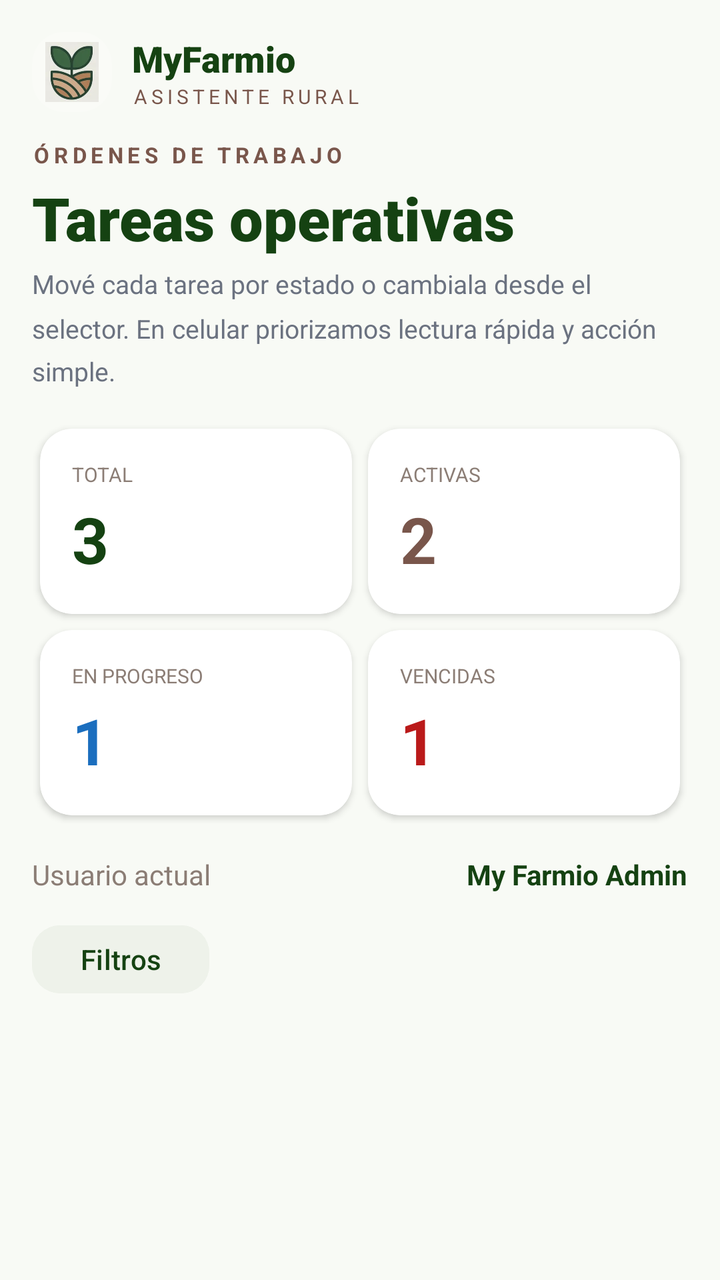
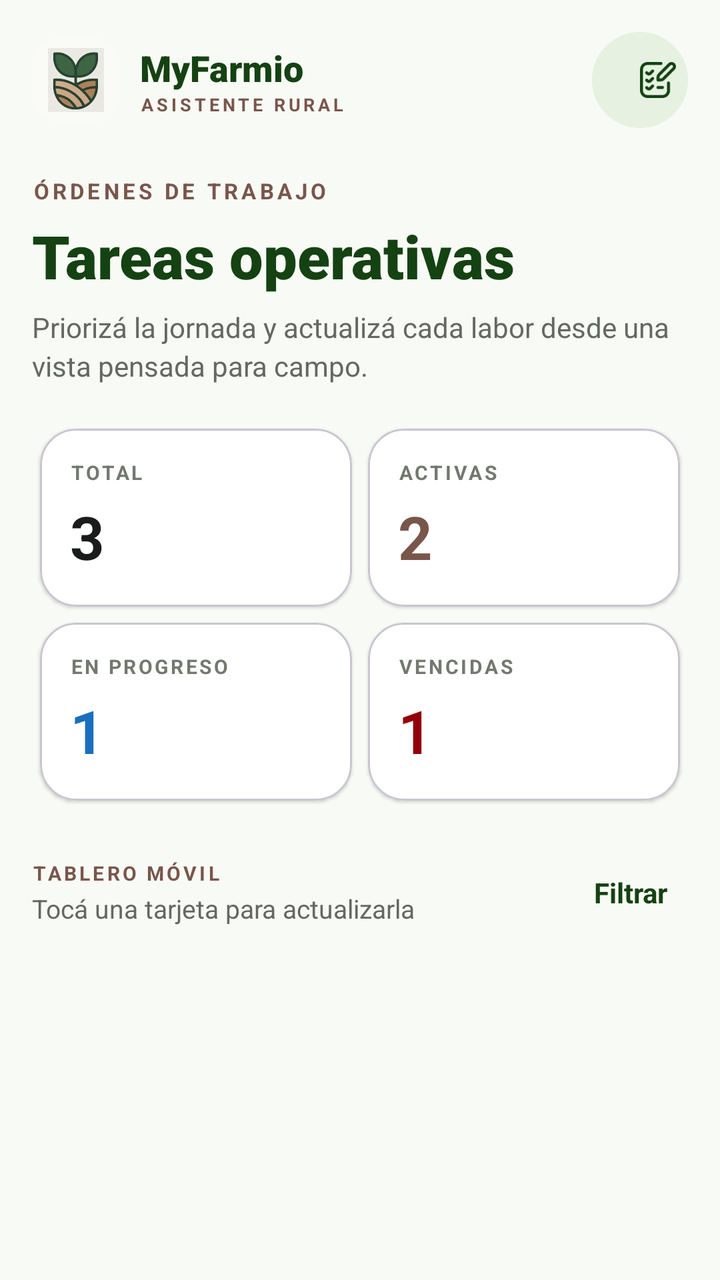

Two renders of the same Android screen: before a commit and after it. Below are the layout's source before the change and the commit's diff.
<!-- AndroidManifest.xml: application theme Theme.MyFarmio -->
<!-- res/layout/fragment_tasks.xml -->
<?xml version="1.0" encoding="utf-8"?>
<androidx.core.widget.NestedScrollView xmlns:android="http://schemas.android.com/apk/res/android"
    xmlns:app="http://schemas.android.com/apk/res-auto"
    android:layout_width="match_parent"
    android:layout_height="match_parent"
    android:background="#f8faf5"
    android:fillViewport="true">

    <LinearLayout
        android:layout_width="match_parent"
        android:layout_height="wrap_content"
        android:orientation="vertical"
        android:padding="16dp">

        <LinearLayout
            android:layout_width="match_parent"
            android:layout_height="wrap_content"
            android:orientation="horizontal"
            android:gravity="center_vertical"
            android:layout_marginBottom="14dp">

            <ImageView
                android:layout_width="40dp"
                android:layout_height="40dp"
                android:src="@drawable/logo_myfarmio"
                android:scaleType="fitCenter"
                android:background="@drawable/bg_logo_white"
                android:padding="5dp"
                android:contentDescription="@null" />

            <LinearLayout
                android:layout_width="wrap_content"
                android:layout_height="wrap_content"
                android:orientation="vertical"
                android:layout_marginStart="10dp">

                <TextView
                    android:layout_width="wrap_content"
                    android:layout_height="wrap_content"
                    android:text="@string/dashboard_brand_title"
                    android:textSize="18sp"
                    android:textColor="#154212"
                    android:textStyle="bold"
                    android:fontFamily="sans-serif-black" />

                <TextView
                    android:layout_width="wrap_content"
                    android:layout_height="wrap_content"
                    android:text="@string/brand_tagline"
                    android:textSize="10sp"
                    android:textAllCaps="true"
                    android:letterSpacing="0.2"
                    android:textColor="#79564b" />
            </LinearLayout>
        </LinearLayout>

        <TextView
            android:layout_width="wrap_content"
            android:layout_height="wrap_content"
            android:text="ÓRDENES DE TRABAJO"
            android:textSize="11sp"
            android:textAllCaps="true"
            android:letterSpacing="0.2"
            android:textColor="#79564b"
            android:textStyle="bold" />

        <TextView
            android:layout_width="match_parent"
            android:layout_height="wrap_content"
            android:text="@string/tasks_title"
            android:textSize="30sp"
            android:textColor="#154212"
            android:textStyle="bold"
            android:fontFamily="sans-serif-black"
            android:layout_marginTop="4dp" />

        <TextView
            android:layout_width="match_parent"
            android:layout_height="wrap_content"
            android:text="@string/tasks_subtitle"
            android:textSize="13sp"
            android:textColor="#6b7280"
            android:lineSpacingMultiplier="1.4"
            android:layout_marginTop="4dp" />

        <GridLayout
            android:layout_width="match_parent"
            android:layout_height="wrap_content"
            android:columnCount="2"
            android:useDefaultMargins="true"
            android:layout_marginTop="16dp">

            <androidx.cardview.widget.CardView
                android:layout_width="0dp"
                android:layout_height="wrap_content"
                android:layout_columnWeight="1"
                app:cardCornerRadius="16dp"
                app:cardElevation="2dp"
                app:cardBackgroundColor="#ffffff">
                <LinearLayout
                    android:layout_width="match_parent"
                    android:layout_height="wrap_content"
                    android:orientation="vertical"
                    android:padding="16dp">
                    <TextView android:layout_width="wrap_content" android:layout_height="wrap_content" android:text="Total" android:textAllCaps="true" android:textSize="10sp" android:textColor="#8b7d75"/>
                    <TextView android:layout_width="wrap_content" android:layout_height="wrap_content" android:text="3" android:textSize="32sp" android:textStyle="bold" android:textColor="#154212" android:layout_marginTop="4dp"/>
                </LinearLayout>
            </androidx.cardview.widget.CardView>

            <androidx.cardview.widget.CardView
                android:layout_width="0dp"
                android:layout_height="wrap_content"
                android:layout_columnWeight="1"
                app:cardCornerRadius="16dp"
                app:cardElevation="2dp"
                app:cardBackgroundColor="#ffffff">
                <LinearLayout
                    android:layout_width="match_parent"
                    android:layout_height="wrap_content"
                    android:orientation="vertical"
                    android:padding="16dp">
                    <TextView android:layout_width="wrap_content" android:layout_height="wrap_content" android:text="Activas" android:textAllCaps="true" android:textSize="10sp" android:textColor="#8b7d75"/>
                    <TextView android:layout_width="wrap_content" android:layout_height="wrap_content" android:text="2" android:textSize="32sp" android:textStyle="bold" android:textColor="#79564b" android:layout_marginTop="4dp"/>
                </LinearLayout>
            </androidx.cardview.widget.CardView>

            <androidx.cardview.widget.CardView
                android:layout_width="0dp"
                android:layout_height="wrap_content"
                android:layout_columnWeight="1"
                app:cardCornerRadius="16dp"
                app:cardElevation="2dp"
                app:cardBackgroundColor="#ffffff">
                <LinearLayout
                    android:layout_width="match_parent"
                    android:layout_height="wrap_content"
                    android:orientation="vertical"
                    android:padding="16dp">
                    <TextView android:layout_width="wrap_content" android:layout_height="wrap_content" android:text="En progreso" android:textAllCaps="true" android:textSize="10sp" android:textColor="#8b7d75"/>
                    <TextView android:layout_width="wrap_content" android:layout_height="wrap_content" android:text="1" android:textSize="32sp" android:textStyle="bold" android:textColor="#1b6ebe" android:layout_marginTop="4dp"/>
                </LinearLayout>
            </androidx.cardview.widget.CardView>

            <androidx.cardview.widget.CardView
                android:layout_width="0dp"
                android:layout_height="wrap_content"
                android:layout_columnWeight="1"
                app:cardCornerRadius="16dp"
                app:cardElevation="2dp"
                app:cardBackgroundColor="#ffffff">
                <LinearLayout
                    android:layout_width="match_parent"
                    android:layout_height="wrap_content"
                    android:orientation="vertical"
                    android:padding="16dp">
                    <TextView android:layout_width="wrap_content" android:layout_height="wrap_content" android:text="Vencidas" android:textAllCaps="true" android:textSize="10sp" android:textColor="#8b7d75"/>
                    <TextView android:layout_width="wrap_content" android:layout_height="wrap_content" android:text="1" android:textSize="32sp" android:textStyle="bold" android:textColor="#ba1a1a" android:layout_marginTop="4dp"/>
                </LinearLayout>
            </androidx.cardview.widget.CardView>
        </GridLayout>

        <LinearLayout
            android:layout_width="match_parent"
            android:layout_height="wrap_content"
            android:orientation="horizontal"
            android:gravity="center_vertical"
            android:layout_marginTop="16dp">

            <TextView
                android:layout_width="0dp"
                android:layout_height="wrap_content"
                android:layout_weight="1"
                android:text="@string/tasks_current_user"
                android:textColor="#8b7d75" />

            <TextView
                android:layout_width="wrap_content"
                android:layout_height="wrap_content"
                android:text="My Farmio Admin"
                android:textStyle="bold"
                android:textColor="#154212" />
        </LinearLayout>

        <com.google.android.material.button.MaterialButton
            android:id="@+id/btn_tasks_filter"
            android:layout_width="wrap_content"
            android:layout_height="42dp"
            android:layout_marginTop="12dp"
            android:text="@string/tasks_filters"
            android:textAllCaps="false"
            app:cornerRadius="14dp"
            android:backgroundTint="#eef2ea"
            android:textColor="#154212" />

        <LinearLayout
            android:id="@+id/ll_tasks_container"
            android:layout_width="match_parent"
            android:layout_height="wrap_content"
            android:orientation="vertical"
            android:layout_marginTop="12dp" />

    </LinearLayout>

</androidx.core.widget.NestedScrollView>
<!-- resources referenced by this layout -->
<resources>
  <!-- drawable bg_logo_white (drawable) -->
  <?xml version="1.0" encoding="utf-8"?>
  <shape xmlns:android="http://schemas.android.com/apk/res/android" android:shape="rectangle">
      <solid android:color="#33FFFFFF" />
      <corners android:radius="16dp" />
  </shape>
  <string name="brand_tagline">Asistente rural</string>
  <string name="dashboard_brand_title">MyFarmio</string>
  <string name="tasks_current_user">Usuario actual</string>
  <string name="tasks_filters">Filtros</string>
  <string name="tasks_subtitle">Mové cada tarea por estado o cambiala desde el selector. En celular priorizamos lectura rápida y acción simple.</string>
  <string name="tasks_title">Tareas operativas</string>
  <style name="Base.Theme.MyFarmio" parent="Theme.Material3.Light.NoActionBar">
          
          
      </style>
  <color name="primary">#154212</color>
  <color name="on_primary">#FFFFFF</color>
  <color name="primary_container">#2D5A27</color>
  <color name="on_primary_container">#9DD090</color>
  <color name="secondary">#79564B</color>
  <color name="on_secondary">#FFFFFF</color>
  <color name="secondary_container">#FED0C1</color>
  <color name="on_secondary_container">#79574C</color>
  <color name="tertiary">#253F17</color>
  <color name="on_tertiary">#FFFFFF</color>
  <color name="error">#BA1A1A</color>
  <color name="on_error">#FFFFFF</color>
  <color name="background">#F8FAF5</color>
  <color name="surface">#F8FAF5</color>
  <color name="on_surface">#191C1A</color>
  <color name="surface_variant">#E1E3DE</color>
  <color name="on_surface_variant">#42493E</color>
  <color name="outline">#72796E</color>
  <color name="surface_container_low">#F2F4EF</color>
  <style name="TextAppearance.MyFarmio.DisplayLarge" parent="TextAppearance.Material3.DisplayLarge">
          <item name="android:fontFamily">sans-serif-medium</item>
          <item name="android:textSize">28sp</item>
          <item name="android:textColor">@color/on_background</item>
      </style>
  <style name="TextAppearance.MyFarmio.HeadlineMedium" parent="TextAppearance.Material3.HeadlineMedium">
          <item name="android:fontFamily">sans-serif-medium</item>
          <item name="android:textSize">20sp</item>
          <item name="android:textColor">@color/on_surface</item>
      </style>
  <style name="TextAppearance.MyFarmio.TitleLarge" parent="TextAppearance.Material3.TitleLarge">
          <item name="android:fontFamily">sans-serif-medium</item>
          <item name="android:textSize">16sp</item>
          <item name="android:textColor">@color/on_surface</item>
      </style>
  <style name="TextAppearance.MyFarmio.BodyMedium" parent="TextAppearance.Material3.BodyMedium">
          <item name="android:fontFamily">sans-serif</item>
          <item name="android:textSize">14sp</item>
          <item name="android:textColor">@color/on_surface</item>
      </style>
  <style name="TextAppearance.MyFarmio.LabelMedium" parent="TextAppearance.Material3.LabelMedium">
          <item name="android:fontFamily">sans-serif</item>
          <item name="android:textSize">12sp</item>
          <item name="android:textColor">@color/on_surface_variant</item>
      </style>
  <color name="on_background">#191C1A</color>
  <!-- unchanged entries left out for length: 2 -->
</resources>

<!-- the commit's change to res/layout/fragment_tasks.xml (unified diff, before → after) -->
@@ -3,202 +3,41 @@
     xmlns:app="http://schemas.android.com/apk/res-auto"
     android:layout_width="match_parent"
     android:layout_height="match_parent"
-    android:background="#f8faf5"
+    android:background="#F8FAF5"
     android:fillViewport="true">
 
     <LinearLayout
         android:layout_width="match_parent"
         android:layout_height="wrap_content"
         android:orientation="vertical"
-        android:padding="16dp">
+        android:padding="16dp"
+        android:paddingBottom="32dp">
 
-        <LinearLayout
-            android:layout_width="match_parent"
-            android:layout_height="wrap_content"
-            android:orientation="horizontal"
-            android:gravity="center_vertical"
-            android:layout_marginBottom="14dp">
-
-            <ImageView
-                android:layout_width="40dp"
-                android:layout_height="40dp"
-                android:src="@drawable/logo_myfarmio"
-                android:scaleType="fitCenter"
-                android:background="@drawable/bg_logo_white"
-                android:padding="5dp"
-                android:contentDescription="@null" />
-
-            <LinearLayout
-                android:layout_width="wrap_content"
-                android:layout_height="wrap_content"
-                android:orientation="vertical"
-                android:layout_marginStart="10dp">
-
-                <TextView
-                    android:layout_width="wrap_content"
-                    android:layout_height="wrap_content"
-                    android:text="@string/dashboard_brand_title"
-                    android:textSize="18sp"
-                    android:textColor="#154212"
-                    android:textStyle="bold"
-                    android:fontFamily="sans-serif-black" />
-
-                <TextView
-                    android:layout_width="wrap_content"
-                    android:layout_height="wrap_content"
-                    android:text="@string/brand_tagline"
-                    android:textSize="10sp"
-                    android:textAllCaps="true"
-                    android:letterSpacing="0.2"
-                    android:textColor="#79564b" />
+        <LinearLayout android:layout_width="match_parent" android:layout_height="wrap_content" android:gravity="center_vertical">
+            <ImageView android:layout_width="44dp" android:layout_height="44dp" android:background="@drawable/bg_logo_white" android:padding="6dp" android:src="@drawable/logo_myfarmio" android:contentDescription="@null" />
+            <LinearLayout android:layout_width="0dp" android:layout_height="wrap_content" android:layout_weight="1" android:layout_marginStart="10dp" android:orientation="vertical">
+                <TextView android:layout_width="wrap_content" android:layout_height="wrap_content" android:text="MyFarmio" android:textColor="#154212" android:textSize="18sp" android:textStyle="bold" android:fontFamily="sans-serif-black" />
+                <TextView android:layout_width="wrap_content" android:layout_height="wrap_content" android:text="ASISTENTE RURAL" android:textColor="#79564B" android:textSize="9sp" android:textStyle="bold" android:letterSpacing="0.18" />
             </LinearLayout>
+            <com.google.android.material.button.MaterialButton android:id="@+id/btn_tasks_filter" android:layout_width="48dp" android:layout_height="48dp" android:text="" android:contentDescription="Filtrar tareas" android:insetTop="0dp" android:insetBottom="0dp" android:backgroundTint="#E6F1E1" app:cornerRadius="24dp" app:icon="@drawable/ic_lista_tareas" app:iconTint="#154212" />
         </LinearLayout>
 
-        <TextView
-            android:layout_width="wrap_content"
-            android:layout_height="wrap_content"
-            android:text="ÓRDENES DE TRABAJO"
-            android:textSize="11sp"
-            android:textAllCaps="true"
-            android:letterSpacing="0.2"
-            android:textColor="#79564b"
-            android:textStyle="bold" />
+        <TextView android:layout_width="wrap_content" android:layout_height="wrap_content" android:layout_marginTop="24dp" android:text="ÓRDENES DE TRABAJO" android:textColor="#79564B" android:textSize="11sp" android:textStyle="bold" android:letterSpacing="0.16" />
+        <TextView android:layout_width="match_parent" android:layout_height="wrap_content" android:layout_marginTop="5dp" android:text="Tareas operativas" android:textColor="#154212" android:textSize="30sp" android:textStyle="bold" android:fontFamily="sans-serif-black" />
+        <TextView android:layout_width="match_parent" android:layout_height="wrap_content" android:layout_marginTop="6dp" android:text="Priorizá la jornada y actualizá cada labor desde una vista pensada para campo." android:textColor="#646862" android:textSize="14sp" android:lineSpacingExtra="3dp" />
 
-        <TextView
-            android:layout_width="match_parent"
-            android:layout_height="wrap_content"
-            android:text="@string/tasks_title"
-            android:textSize="30sp"
-            android:textColor="#154212"
-            android:textStyle="bold"
-            android:fontFamily="sans-serif-black"
-            android:layout_marginTop="4dp" />
-
-        <TextView
-            android:layout_width="match_parent"
-            android:layout_height="wrap_content"
-            android:text="@string/tasks_subtitle"
-            android:textSize="13sp"
-            android:textColor="#6b7280"
-            android:lineSpacingMultiplier="1.4"
-            android:layout_marginTop="4dp" />
-
-        <GridLayout
-            android:layout_width="match_parent"
-            android:layout_height="wrap_content"
-            android:columnCount="2"
-            android:useDefaultMargins="true"
-            android:layout_marginTop="16dp">
-
-            <androidx.cardview.widget.CardView
-                android:layout_width="0dp"
-                android:layout_height="wrap_content"
-                android:layout_columnWeight="1"
-                app:cardCornerRadius="16dp"
-                app:cardElevation="2dp"
-                app:cardBackgroundColor="#ffffff">
-                <LinearLayout
-                    android:layout_width="match_parent"
-                    android:layout_height="wrap_content"
-                    android:orientation="vertical"
-                    android:padding="16dp">
-                    <TextView android:layout_width="wrap_content" android:layout_height="wrap_content" android:text="Total" android:textAllCaps="true" android:textSize="10sp" android:textColor="#8b7d75"/>
-                    <TextView android:layout_width="wrap_content" android:layout_height="wrap_content" android:text="3" android:textSize="32sp" android:textStyle="bold" android:textColor="#154212" android:layout_marginTop="4dp"/>
-                </LinearLayout>
-            </androidx.cardview.widget.CardView>
-
-            <androidx.cardview.widget.CardView
-                android:layout_width="0dp"
-                android:layout_height="wrap_content"
-                android:layout_columnWeight="1"
-                app:cardCornerRadius="16dp"
-                app:cardElevation="2dp"
-                app:cardBackgroundColor="#ffffff">
-                <LinearLayout
-                    android:layout_width="match_parent"
-                    android:layout_height="wrap_content"
-                    android:orientation="vertical"
-                    android:padding="16dp">
-                    <TextView android:layout_width="wrap_content" android:layout_height="wrap_content" android:text="Activas" android:textAllCaps="true" android:textSize="10sp" android:textColor="#8b7d75"/>
-                    <TextView android:layout_width="wrap_content" android:layout_height="wrap_content" android:text="2" android:textSize="32sp" android:textStyle="bold" android:textColor="#79564b" android:layout_marginTop="4dp"/>
-                </LinearLayout>
-            </androidx.cardview.widget.CardView>
-
-            <androidx.cardview.widget.CardView
-                android:layout_width="0dp"
-                android:layout_height="wrap_content"
-                android:layout_columnWeight="1"
-                app:cardCornerRadius="16dp"
-                app:cardElevation="2dp"
-                app:cardBackgroundColor="#ffffff">
-                <LinearLayout
-                    android:layout_width="match_parent"
-                    android:layout_height="wrap_content"
-                    android:orientation="vertical"
-                    android:padding="16dp">
-                    <TextView android:layout_width="wrap_content" android:layout_height="wrap_content" android:text="En progreso" android:textAllCaps="true" android:textSize="10sp" android:textColor="#8b7d75"/>
-                    <TextView android:layout_width="wrap_content" android:layout_height="wrap_content" android:text="1" android:textSize="32sp" android:textStyle="bold" android:textColor="#1b6ebe" android:layout_marginTop="4dp"/>
-                </LinearLayout>
-            </androidx.cardview.widget.CardView>
-
-            <androidx.cardview.widget.CardView
-                android:layout_width="0dp"
-                android:layout_height="wrap_content"
-                android:layout_columnWeight="1"
-                app:cardCornerRadius="16dp"
-                app:cardElevation="2dp"
-                app:cardBackgroundColor="#ffffff">
-                <LinearLayout
-                    android:layout_width="match_parent"
-                    android:layout_height="wrap_content"
-                    android:orientation="vertical"
-                    android:padding="16dp">
-                    <TextView android:layout_width="wrap_content" android:layout_height="wrap_content" android:text="Vencidas" android:textAllCaps="true" android:textSize="10sp" android:textColor="#8b7d75"/>
-                    <TextView android:layout_width="wrap_content" android:layout_height="wrap_content" android:text="1" android:textSize="32sp" android:textStyle="bold" android:textColor="#ba1a1a" android:layout_marginTop="4dp"/>
-                </LinearLayout>
-            </androidx.cardview.widget.CardView>
+        <GridLayout android:layout_width="match_parent" android:layout_height="wrap_content" android:layout_marginTop="18dp" android:columnCount="2" android:useDefaultMargins="true">
+            <com.google.android.material.card.MaterialCardView android:layout_width="0dp" android:layout_height="wrap_content" android:layout_columnWeight="1" app:cardBackgroundColor="#FFFFFF" app:cardCornerRadius="18dp" app:cardElevation="1dp"><LinearLayout android:layout_width="match_parent" android:layout_height="wrap_content" android:padding="15dp" android:orientation="vertical"><TextView android:layout_width="wrap_content" android:layout_height="wrap_content" android:text="TOTAL" android:textColor="#72796E" android:textSize="10sp" android:textStyle="bold" android:letterSpacing="0.12"/><TextView android:layout_width="wrap_content" android:layout_height="wrap_content" android:layout_marginTop="5dp" android:text="3" android:textColor="#191C1A" android:textSize="30sp" android:textStyle="bold" /></LinearLayout></com.google.android.material.card.MaterialCardView>
+            <com.google.android.material.card.MaterialCardView android:layout_width="0dp" android:layout_height="wrap_content" android:layout_columnWeight="1" app:cardBackgroundColor="#FFFFFF" app:cardCornerRadius="18dp" app:cardElevation="1dp"><LinearLayout android:layout_width="match_parent" android:layout_height="wrap_content" android:padding="15dp" android:orientation="vertical"><TextView android:layout_width="wrap_content" android:layout_height="wrap_content" android:text="ACTIVAS" android:textColor="#72796E" android:textSize="10sp" android:textStyle="bold" android:letterSpacing="0.12"/><TextView android:layout_width="wrap_content" android:layout_height="wrap_content" android:layout_marginTop="5dp" android:text="2" android:textColor="#79564B" android:textSize="30sp" android:textStyle="bold" /></LinearLayout></com.google.android.material.card.MaterialCardView>
+            <com.google.android.material.card.MaterialCardView android:layout_width="0dp" android:layout_height="wrap_content" android:layout_columnWeight="1" app:cardBackgroundColor="#FFFFFF" app:cardCornerRadius="18dp" app:cardElevation="1dp"><LinearLayout android:layout_width="match_parent" android:layout_height="wrap_content" android:padding="15dp" android:orientation="vertical"><TextView android:layout_width="wrap_content" android:layout_height="wrap_content" android:text="EN PROGRESO" android:textColor="#72796E" android:textSize="10sp" android:textStyle="bold" android:letterSpacing="0.12"/><TextView android:layout_width="wrap_content" android:layout_height="wrap_content" android:layout_marginTop="5dp" android:text="1" android:textColor="#1B6EBE" android:textSize="30sp" android:textStyle="bold" /></LinearLayout></com.google.android.material.card.MaterialCardView>
+            <com.google.android.material.card.MaterialCardView android:layout_width="0dp" android:layout_height="wrap_content" android:layout_columnWeight="1" app:cardBackgroundColor="#FFFFFF" app:cardCornerRadius="18dp" app:cardElevation="1dp"><LinearLayout android:layout_width="match_parent" android:layout_height="wrap_content" android:padding="15dp" android:orientation="vertical"><TextView android:layout_width="wrap_content" android:layout_height="wrap_content" android:text="VENCIDAS" android:textColor="#72796E" android:textSize="10sp" android:textStyle="bold" android:letterSpacing="0.12"/><TextView android:layout_width="wrap_content" android:layout_height="wrap_content" android:layout_marginTop="5dp" android:text="1" android:textColor="#93000A" android:textSize="30sp" android:textStyle="bold" /></LinearLayout></com.google.android.material.card.MaterialCardView>
         </GridLayout>
 
-        <LinearLayout
-            android:layout_width="match_parent"
-            android:layout_height="wrap_content"
-            android:orientation="horizontal"
-            android:gravity="center_vertical"
-            android:layout_marginTop="16dp">
-
-            <TextView
-                android:layout_width="0dp"
-                android:layout_height="wrap_content"
-                android:layout_weight="1"
-                android:text="@string/tasks_current_user"
-                android:textColor="#8b7d75" />
-
-            <TextView
-                android:layout_width="wrap_content"
-                android:layout_height="wrap_content"
-                android:text="My Farmio Admin"
-                android:textStyle="bold"
-                android:textColor="#154212" />
+        <LinearLayout android:layout_width="match_parent" android:layout_height="wrap_content" android:layout_marginTop="20dp" android:gravity="center_vertical">
+            <LinearLayout android:layout_width="0dp" android:layout_height="wrap_content" android:layout_weight="1" android:orientation="vertical"><TextView android:layout_width="wrap_content" android:layout_height="wrap_content" android:text="TABLERO MÓVIL" android:textColor="#79564B" android:textSize="10sp" android:textStyle="bold" android:letterSpacing="0.14"/><TextView android:layout_width="wrap_content" android:layout_height="wrap_content" android:layout_marginTop="2dp" android:text="Tocá una tarjeta para actualizarla" android:textColor="#646862" android:textSize="13sp"/></LinearLayout>
+            <TextView android:layout_width="wrap_content" android:layout_height="44dp" android:gravity="center" android:text="Filtrar" android:textColor="#154212" android:textStyle="bold" android:paddingHorizontal="10dp" />
         </LinearLayout>
-
-        <com.google.android.material.button.MaterialButton
-            android:id="@+id/btn_tasks_filter"
-            android:layout_width="wrap_content"
-            android:layout_height="42dp"
-            android:layout_marginTop="12dp"
-            android:text="@string/tasks_filters"
-            android:textAllCaps="false"
-            app:cornerRadius="14dp"
-            android:backgroundTint="#eef2ea"
-            android:textColor="#154212" />
-
-        <LinearLayout
-            android:id="@+id/ll_tasks_container"
-            android:layout_width="match_parent"
-            android:layout_height="wrap_content"
-            android:orientation="vertical"
-            android:layout_marginTop="12dp" />
-
+        
+        <LinearLayout android:id="@+id/ll_tasks_container" android:layout_width="match_parent" android:layout_height="wrap_content" android:layout_marginTop="2dp" android:orientation="vertical" />
     </LinearLayout>
-
 </androidx.core.widget.NestedScrollView>
<!-- resource entries referenced after the edit -->
@@ -6,12 +6,7 @@
       <solid android:color="#33FFFFFF" />
       <corners android:radius="16dp" />
   </shape>
-  <string name="brand_tagline">Asistente rural</string>
-  <string name="dashboard_brand_title">MyFarmio</string>
-  <string name="tasks_current_user">Usuario actual</string>
-  <string name="tasks_filters">Filtros</string>
-  <string name="tasks_subtitle">Mové cada tarea por estado o cambiala desde el selector. En celular priorizamos lectura rápida y acción simple.</string>
-  <string name="tasks_title">Tareas operativas</string>
+  <!-- drawable ic_lista_tareas: png bitmap (drawable, 2601 bytes) -->
   <style name="Base.Theme.MyFarmio" parent="Theme.Material3.Light.NoActionBar">
           
           
